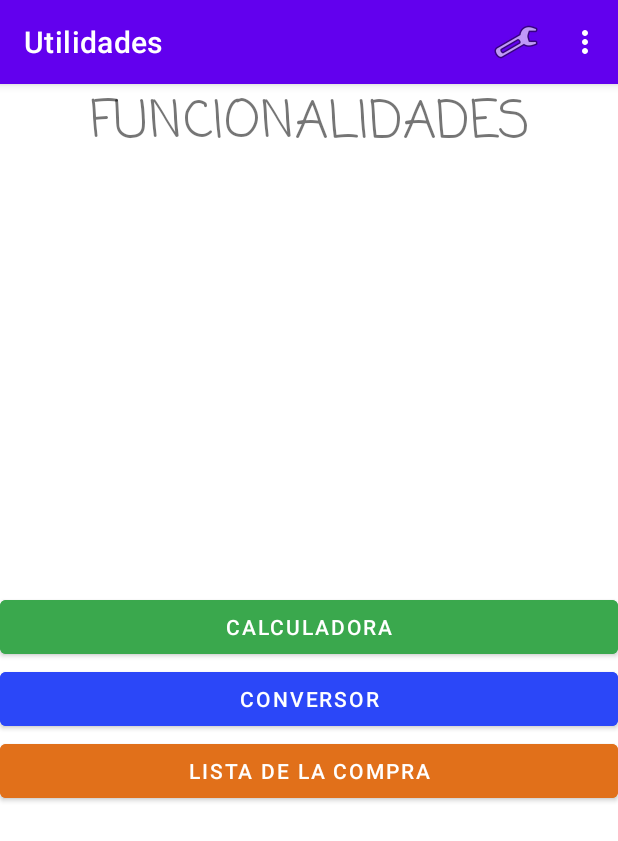
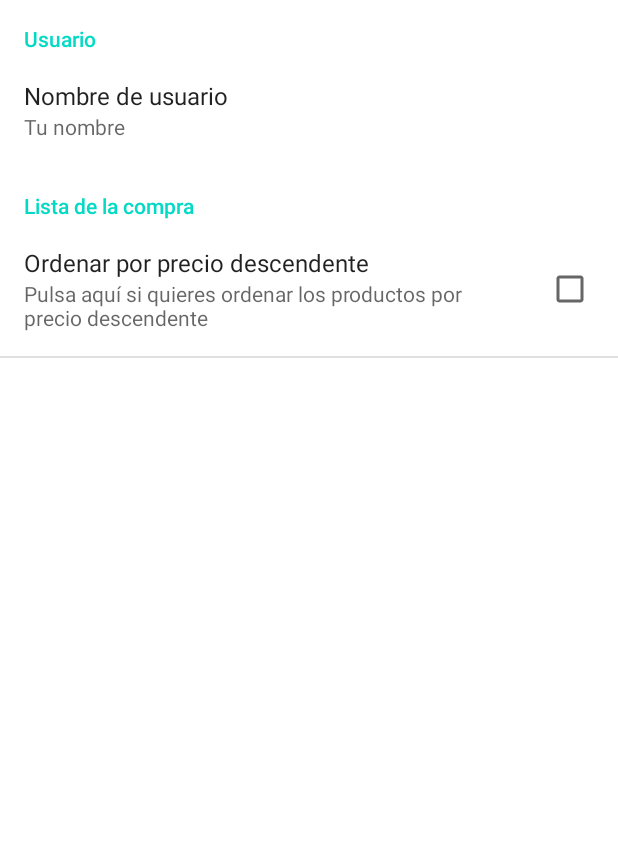
Before and after one commit to chemecador/utilidades, an Android app: the screen it shows after launch (MainActivity before the commit, PreferencesActivity after it), after a tap on "Preferencias", on a phone screen of 412 x 824 dp. Shown: the top 841 px of the screen. Run offline under Robolectric (Android 15) with nearby library versions, the phone set to English and light mode, and no system bars.

Commit message:
15-11 Progreso

```diff
--- a/app/src/main/AndroidManifest.xml
+++ b/app/src/main/AndroidManifest.xml
@@ -9,6 +9,9 @@
         android:roundIcon="@mipmap/ic_launcher_round"
         android:supportsRtl="true"
         android:theme="@style/Theme.Utilidades">
+        <activity
+            android:name=".PreferencesActivity"
+            android:exported="false" />
         <activity
             android:name=".DetailActivity"
             android:exported="false" />
--- a/app/src/main/java/com/example/utilidades/MainActivity.java
+++ b/app/src/main/java/com/example/utilidades/MainActivity.java
@@ -68,6 +68,7 @@ public class MainActivity extends AppCompatActivity implements View.OnClickListe
          * de la barra de menú de la aplicación*/
         switch (item.getItemId()) {/*Según la opción seleccionada ejecutaré un código u otro*/
             case R.id.menu_preferencias:
+                startActivity(new Intent(this, PreferencesActivity.class)); //lanzo la Activity de preferencias
                 return true;
 
             case R.id.menu_acercade:
--- /dev/null
+++ b/app/src/main/java/com/example/utilidades/PreferencesActivity.java
@@ -0,0 +1,15 @@
+package com.example.utilidades;
+
+import androidx.appcompat.app.AppCompatActivity;
+
+import android.os.Bundle;
+import android.preference.PreferenceActivity;
+
+public class PreferencesActivity extends PreferenceActivity {
+
+    @Override
+    protected void onCreate(Bundle savedInstanceState) {
+        super.onCreate(savedInstanceState);
+        addPreferencesFromResource(R.xml.preferencias);
+    }
+}
--- a/app/src/main/res/values/strings.xml
+++ b/app/src/main/res/values/strings.xml
@@ -8,7 +8,7 @@
     <string name="strDivision">÷</string>
     <string name="strElevar">X^Y</string>
     <string name="strRaiz">sqrt(x)</string>
-    <string name="strCantidad">Cantidad</string>
+    <string name="strCantidad">Cantidad:</string>
     <string name="strDivisa1">Cambiar de...</string>
     <string name="strDivisa2">A...</string>
     <string name="strCalculadora">Calculadora</string>
@@ -19,9 +19,14 @@
     <string name="strAnadir">Añadir</string>
     <string name="strTipoProducto">Tipo de producto:</string>
     <string name="strNombreProducto">Nombre del producto:</string>
-    <string name="strPrecio">Precio</string>
+    <string name="strPrecio">Precio:</string>
     <string name="strInfo">Info</string>
     <string name="strDetalles">Detalles</string>
     <string name="strDetalle">Detalle</string>
     <string name="strBorrar">Borrar</string>
+    <string name="strUsuario">Usuario</string>
+    <string name="strOrdenarPorPrecio">Ordenar por precio descendente</string>
+    <string name="strOrdenarPorPrecioDescripcion">Pulsa aquí si quieres ordenar los productos por precio descendente</string>
+    <string name="strNombreDescripcion">Tu nombre</string>
+    <string name="strNombreUsuario">Nombre de usuario</string>
 </resources>
--- /dev/null
+++ b/app/src/main/res/xml/preferencias.xml
@@ -0,0 +1,22 @@
+<?xml version="1.0" encoding="utf-8"?>
+<PreferenceScreen xmlns:android="http://schemas.android.com/apk/res/android">
+
+    <PreferenceCategory android:title="@string/strUsuario">
+
+        <EditTextPreference
+            android:defaultValue="Default value"
+            android:key="edit_text_preference_1"
+            android:selectAllOnFocus="true"
+            android:singleLine="true"
+            android:summary="@string/strNombreDescripcion"
+            android:title="@string/strNombreUsuario" />
+    </PreferenceCategory>
+    <PreferenceCategory android:title="@string/strListaCompra">
+
+        <CheckBoxPreference
+            android:defaultValue="false"
+            android:key="preferencia_morosos"
+            android:summary="@string/strOrdenarPorPrecioDescripcion"
+            android:title="@string/strOrdenarPorPrecio" />
+    </PreferenceCategory>
+</PreferenceScreen>
```
Also changed, not shown: app/src/main/res/layout/activity_preferences.xml (added, +9 -0 lines), app/src/main/res/layout/fila.xml (+46 -5 lines).
